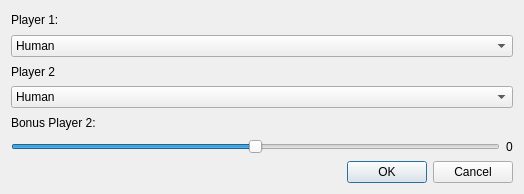
First picture: the form in src/ui/gameconfiguration.ui, repository Top-Ranger/desktop-reversi, before the edit.
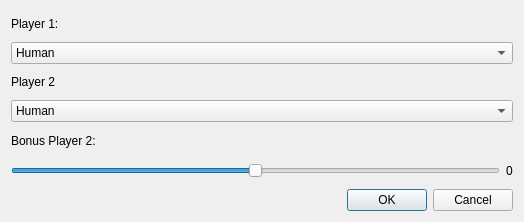
Second picture: the form after the edit. Icons and pictures are not drawn.

What changed in the file:
```diff
--- a/src/ui/gameconfiguration.ui
+++ b/src/ui/gameconfiguration.ui
@@ -7,7 +7,7 @@
     <x>0</x>
     <y>0</y>
     <width>524</width>
-    <height>194</height>
+    <height>222</height>
    </rect>
   </property>
   <property name="windowTitle">
```
Left out of the diff: 10 changed lines with no effect on the pictures.
